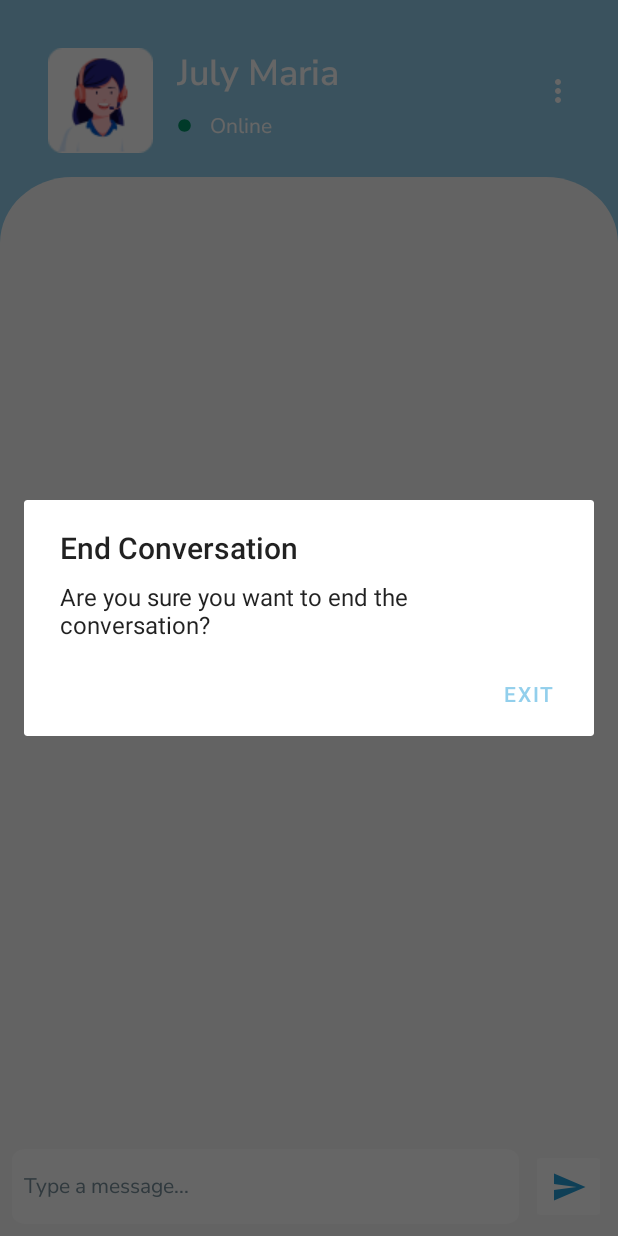
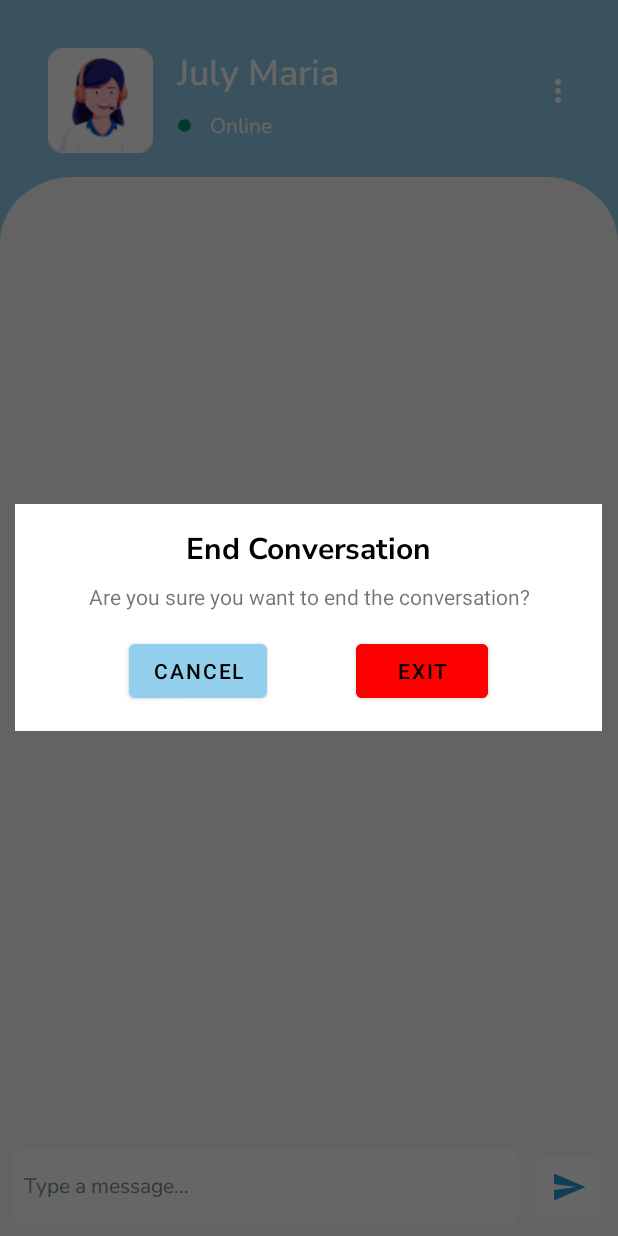
Before and after one commit to rivaldojuliano/Capstone-Project-Traveloka-Chatbot-App, an Android app: the ChatActivity screen opened directly, with no data from a screen before it, after a tap on an icon or button, on a phone screen of 412 x 824 dp. Run offline under Robolectric (Android 15) with nearby library versions, the phone set to English and light mode, and no system bars.

Commit message:
Change Custom Alert Dialog

```diff
--- a/app/src/main/java/com/rivzdev/chatbotapp/ui/chat/ChatActivity.kt
+++ b/app/src/main/java/com/rivzdev/chatbotapp/ui/chat/ChatActivity.kt
@@ -2,6 +2,8 @@ package com.rivzdev.chatbotapp.ui.chat
 
 import android.content.Intent
 import android.os.Bundle
+import android.view.View
+import android.widget.Button
 import android.widget.Toast
 import androidx.activity.viewModels
 import androidx.appcompat.app.AlertDialog
@@ -56,17 +58,28 @@ class ChatActivity : AppCompatActivity() {
 
         binding.apply {
             btnEndConversation.setOnClickListener {
-                AlertDialog.Builder(this@ChatActivity).apply {
-                    setTitle(resources.getString(R.string.end_conversation))
-                    setMessage(resources.getString(R.string.end_conversation_question))
-                    setPositiveButton(resources.getString(R.string.exit)) {_, _ ->
-                        val intent = Intent(context, HomePage::class.java)
-                        intent.flags = Intent.FLAG_ACTIVITY_CLEAR_TASK or Intent.FLAG_ACTIVITY_NEW_TASK
-                        startActivity(intent)
-                        finish()
-                    }
-                    create()
-                    show()
+
+                val view = View.inflate(this@ChatActivity, R.layout.custom_alert_dialog, null)
+                val builder = AlertDialog.Builder(this@ChatActivity)
+                builder.setView(view)
+
+                val dialog = builder.create()
+                dialog.show()
+                dialog.window?.setBackgroundDrawableResource(android.R.color.white)
+                dialog.setCancelable(false)
+
+                val btnCancel = dialog.findViewById<Button>(R.id.btn_cancel)
+                val btnExit = dialog.findViewById<Button>(R.id.btn_exit)
+
+                btnCancel?.setOnClickListener {
+                    dialog.dismiss()
+                }
+
+                btnExit?.setOnClickListener {
+                    val intent = Intent(this@ChatActivity, HomePage::class.java)
+                    intent.flags = Intent.FLAG_ACTIVITY_CLEAR_TASK or Intent.FLAG_ACTIVITY_NEW_TASK
+                    startActivity(intent)
+                    finish()
                 }
             }
         }
--- /dev/null
+++ b/app/src/main/res/layout/custom_alert_dialog.xml
@@ -0,0 +1,55 @@
+<?xml version="1.0" encoding="utf-8"?>
+<androidx.constraintlayout.widget.ConstraintLayout xmlns:android="http://schemas.android.com/apk/res/android"
+    xmlns:app="http://schemas.android.com/apk/res-auto"
+    android:layout_width="wrap_content"
+    android:layout_height="wrap_content"
+    android:padding="16dp">
+
+    <TextView
+        android:id="@+id/textView8"
+        android:layout_width="wrap_content"
+        android:layout_height="wrap_content"
+        android:text="@string/end_conversation"
+        android:textSize="20sp"
+        android:fontFamily="@font/nunito_sans_bold"
+        android:textColor="@color/black"
+        app:layout_constraintEnd_toEndOf="parent"
+        app:layout_constraintStart_toStartOf="parent"
+        app:layout_constraintTop_toTopOf="parent" />
+
+    <TextView
+        android:id="@+id/textView9"
+        android:layout_width="wrap_content"
+        android:layout_height="wrap_content"
+        android:layout_marginTop="8dp"
+        android:text="@string/end_conversation_question"
+        app:layout_constraintEnd_toEndOf="@+id/textView8"
+        app:layout_constraintStart_toStartOf="@+id/textView8"
+        app:layout_constraintTop_toBottomOf="@+id/textView8" />
+
+    <Button
+        android:id="@+id/btn_exit"
+        android:layout_width="wrap_content"
+        android:layout_height="wrap_content"
+        android:layout_marginTop="16dp"
+        android:backgroundTint="@color/red"
+        android:text="@string/exit"
+        app:layout_constraintBottom_toBottomOf="parent"
+        app:layout_constraintEnd_toEndOf="parent"
+        app:layout_constraintHorizontal_bias="0.5"
+        app:layout_constraintStart_toEndOf="@+id/btn_cancel"
+        app:layout_constraintTop_toBottomOf="@+id/textView9" />
+
+    <Button
+        android:id="@+id/btn_cancel"
+        android:layout_width="wrap_content"
+        android:layout_height="wrap_content"
+        android:layout_marginTop="16dp"
+        android:text="@string/cancel"
+        app:layout_constraintBottom_toBottomOf="parent"
+        app:layout_constraintEnd_toStartOf="@+id/btn_exit"
+        app:layout_constraintHorizontal_bias="0.5"
+        app:layout_constraintStart_toStartOf="parent"
+        app:layout_constraintTop_toBottomOf="@+id/textView9" />
+
+</androidx.constraintlayout.widget.ConstraintLayout>
--- a/app/src/main/res/values/colors.xml
+++ b/app/src/main/res/values/colors.xml
@@ -10,4 +10,5 @@
     <color name="grey">#B5B5B5</color>
     <color name="light_grey">#C4C4C4</color>
     <color name="faded_light_grey">#E5E5E5</color>
+    <color name="red">#FF0000</color>
 </resources>
--- a/app/src/main/res/values/strings.xml
+++ b/app/src/main/res/values/strings.xml
@@ -16,4 +16,5 @@
     <string name="end_conversation">End Conversation</string>
     <string name="end_conversation_question">Are you sure you want to end the conversation?</string>
     <string name="exit">Exit</string>
+    <string name="cancel">Cancel</string>
 </resources>
```
